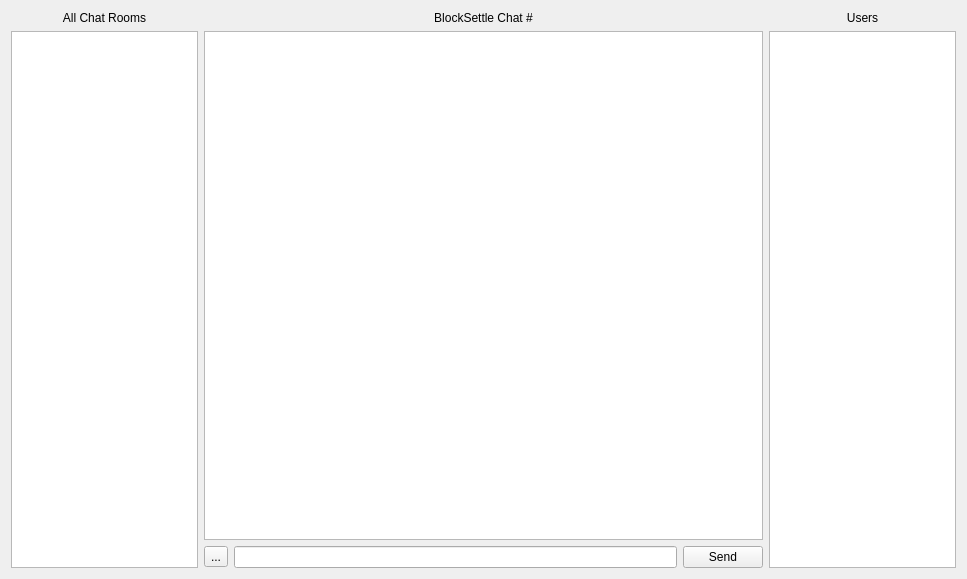
First picture: the form in BlockSettleUILib/ChatWidget.ui, repository BlockSettle/terminal, before the edit.
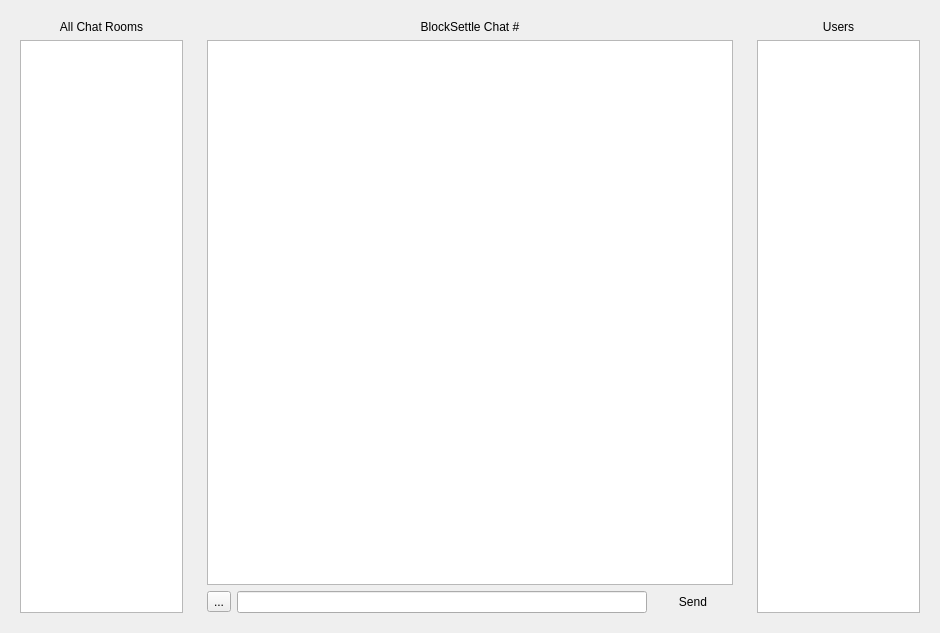
Second picture: the form after the edit.

The edit to the form file:
```diff
--- a/BlockSettleUILib/ChatWidget.ui
+++ b/BlockSettleUILib/ChatWidget.ui
@@ -6,8 +6,8 @@
    <rect>
     <x>0</x>
     <y>0</y>
-    <width>967</width>
-    <height>579</height>
+    <width>940</width>
+    <height>633</height>
    </rect>
   </property>
   <property name="windowTitle">
@@ -15,6 +15,10 @@
   </property>
   <layout class="QHBoxLayout" name="horizontalLayout_2" stretch="2,6,2">
    <item>
+    <widget class="QFrame" name="roomsFrame">
+     <property name="headerPanel" stdset="0">
+      <bool>false</bool>
+     </property>
     <layout class="QVBoxLayout" name="verticalLayout">
      <item>
       <widget class="QLabel" name="label">
@@ -30,8 +34,13 @@
       <widget class="QTreeView" name="treeView_ChatRooms"/>
      </item>
     </layout>
+    </widget>
    </item>
    <item>
+    <widget class="QFrame" name="chatFrame">
+     <property name="headerPanel" stdset="0">
+      <bool>false</bool>
+     </property>
     <layout class="QVBoxLayout" name="verticalLayout_4">
      <item>
       <layout class="QVBoxLayout" name="verticalLayout_2">
@@ -67,13 +76,18 @@
          <property name="text">
           <string>Send</string>
          </property>
+          <property name="flat">
+           <bool>true</bool>
+          </property>
         </widget>
        </item>
       </layout>
      </item>
     </layout>
+    </widget>
    </item>
    <item>
+    <widget class="QFrame" name="usersFrame">
     <layout class="QVBoxLayout" name="verticalLayout_3">
      <item>
       <widget class="QLabel" name="label_3">
@@ -89,6 +103,7 @@
       <widget class="QTreeView" name="treeView_Users"/>
      </item>
     </layout>
+    </widget>
    </item>
   </layout>
  </widget>
```
Left out of the diff: 18 changed lines with no effect on the pictures. Lines whose indentation alone changed are shown as unchanged.
